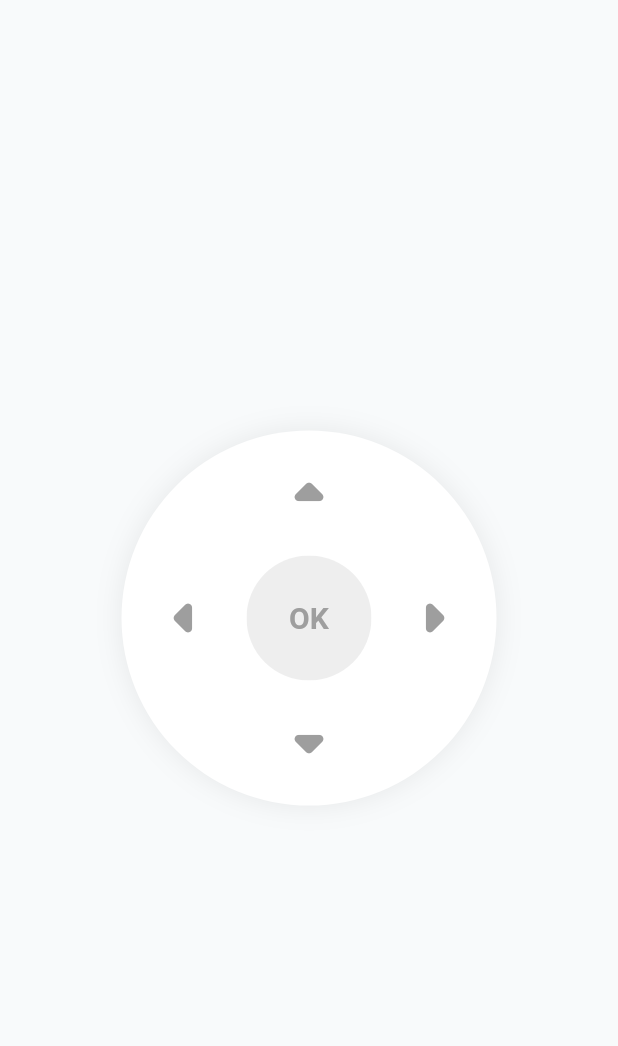
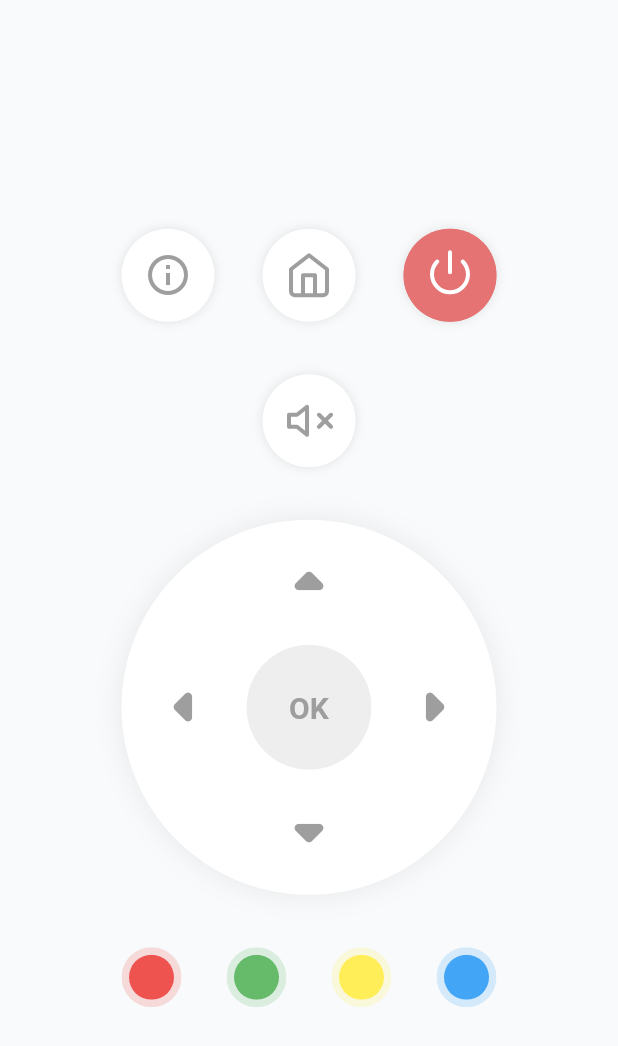
Before and after one commit to e200/flutter-remote, a Flutter app: the screen it shows after launch, on a phone screen of 412 x 824 dp. Shown: the top 1046 px of the screen. Run offline on Flutter 3.47's test engine with Material 2 defaults, Android fonts, the phone set to English and light mode, and no system bars; our stand-ins replace flutter_feather_icons.

Commit message:
feat: added more control buttons

```diff
--- a/lib/main.dart
+++ b/lib/main.dart
@@ -1,4 +1,6 @@
 import 'package:flutter/material.dart';
+import 'package:flutter_feather_icons/flutter_feather_icons.dart';
+import 'package:flutter_remote/ui/controls/buttons.dart';
 import 'package:flutter_remote/ui/controls/navigation.dart';
 import 'package:flutter_remote/ui/theme.dart';
 
@@ -30,8 +32,52 @@ class RemoteControl extends StatelessWidget {
             width: 250,
             child: Column(
               mainAxisAlignment: MainAxisAlignment.center,
-              children: const [
-                NavigationControl(),
+              children: [
+                Row(
+                  mainAxisAlignment: MainAxisAlignment.spaceBetween,
+                  children: [
+                    ShadowedIconButton(
+                      icon: const Icon(Icons.info_outline),
+                      onPress: () {},
+                    ),
+                    ShadowedIconButton(
+                      icon: const Icon(FeatherIcons.home),
+                      onPress: () {},
+                    ),
+                    TurnOnOffButton(
+                      onPress: () {},
+                    ),
+                  ],
+                ),
+                const SizedBox(height: 35),
+                ShadowedIconButton(
+                  icon: const Icon(FeatherIcons.volumeX),
+                  onPress: () {},
+                ),
+                const SizedBox(height: 35),
+                const NavigationControl(),
+                const SizedBox(height: 35),
+                Row(
+                  mainAxisAlignment: MainAxisAlignment.spaceBetween,
+                  children: [
+                    ColoredButton(
+                      color: Colors.red.shade400,
+                      onPress: () {},
+                    ),
+                    ColoredButton(
+                      color: Colors.green.shade400,
+                      onPress: () {},
+                    ),
+                    ColoredButton(
+                      color: Colors.yellow.shade400,
+                      onPress: () {},
+                    ),
+                    ColoredButton(
+                      color: Colors.blue.shade400,
+                      onPress: () {},
+                    ),
+                  ],
+                ),
               ],
             ),
           ),
```
